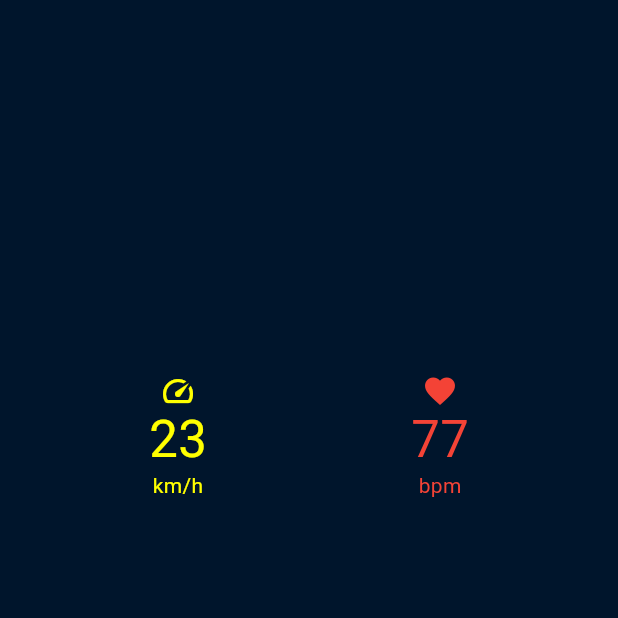
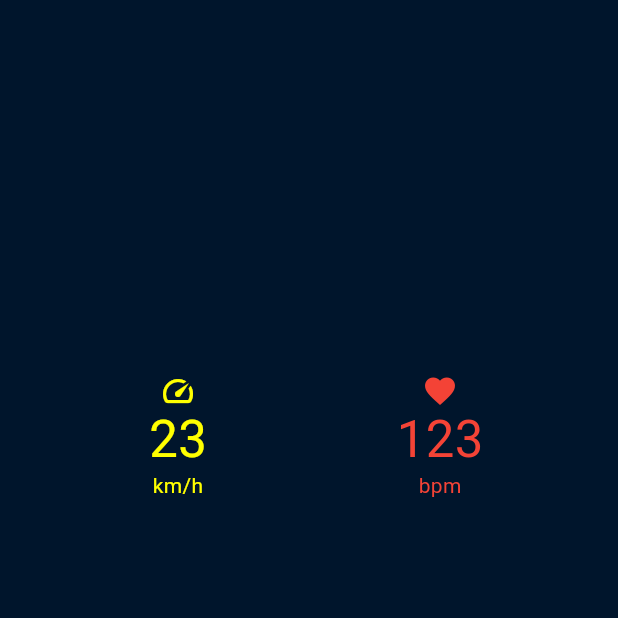
Before and after one commit to RoyBraks/ei_potential_smartwatch, a Flutter app: the first screen one second after launch, on a phone screen of 412 x 824 dp, the top half of it. Run offline on Flutter 3.47's test engine with Material 3 defaults, Android fonts, the phone set to English and light mode, and no system bars.

Commit message:
added fake heartbeat

```diff
--- a/lib/main.dart
+++ b/lib/main.dart
@@ -1,5 +1,7 @@
+import 'dart:math';
+
 import 'package:flutter/material.dart';
-
+import 'dart:async';
 
 void main() {
   runApp(const MainApp());
@@ -77,19 +79,50 @@ class TimerSection extends StatelessWidget {
   }
 }
 
-class MetricsSection extends StatelessWidget {
+class MetricsSection extends StatefulWidget {
   const MetricsSection({
     super.key,
   });
 
   @override
+  State<MetricsSection> createState() => _MetricsSectionState();
+}
+
+class _MetricsSectionState extends State<MetricsSection> {
+  int _heartrate = 123;
+
+  late Timer _timer;
+
+  @override
+  void initState() {
+    super.initState();
+    startNumberUpdater();
+  }
+
+  void startNumberUpdater() {
+    _timer = Timer.periodic(const Duration(seconds: 1), (timer) {
+      var rnd = Random().nextInt(10);
+
+      if (rnd <= 5) {
+        setState(() {
+          _heartrate++;
+        });
+      } else {
+        setState(() {
+          _heartrate--;
+        });
+      }
+    });
+  }
+
+  @override
   Widget build(BuildContext context) {
-    return const Padding(
+    return Padding(
       padding: EdgeInsets.only(left: 25, right: 25),
       child: Row(
         mainAxisAlignment: MainAxisAlignment.center,
         children: [
-          Expanded(
+          const Expanded(
             flex: 1,
             child:
               Column(
@@ -119,7 +152,7 @@ class MetricsSection extends StatelessWidget {
                   Icon(Icons.favorite,
                     color: Colors.red,
                   ),
-                  Text('77',
+                  Text('$_heartrate',
                     style: TextStyle(
                       color: Colors.red,
                       fontSize: 34,
```
Also changed, not shown: pubspec.lock.
